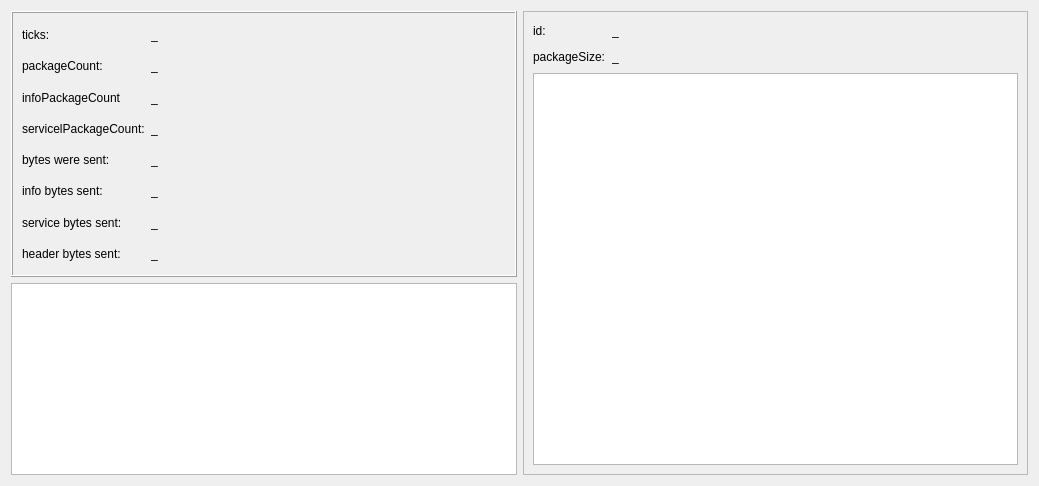
Old version of the form simulationdatawidget.ui in the repository TheStalkerDen/network-coursework.
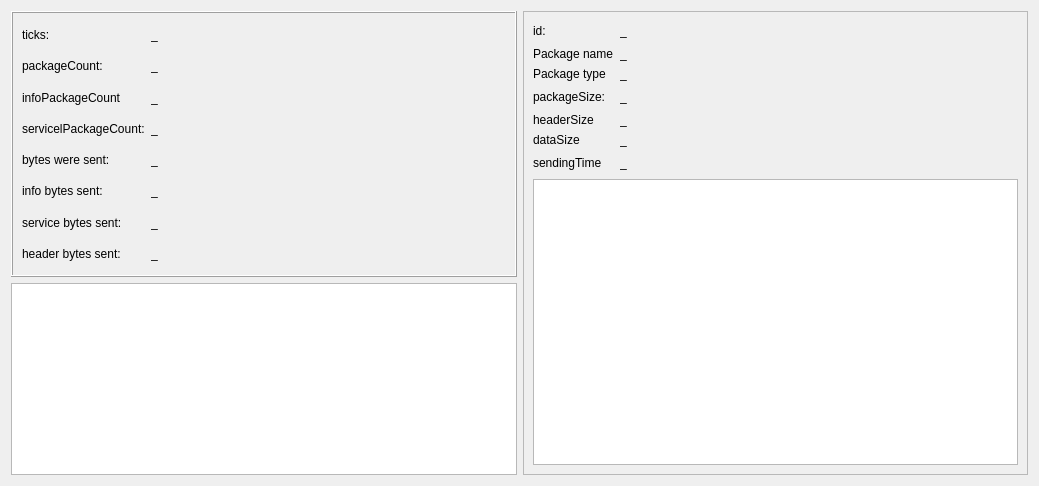
New version of the form.

Patch:
```diff
--- a/simulationdatawidget.ui
+++ b/simulationdatawidget.ui
@@ -45,6 +45,54 @@
        </rect>
       </property>
       <layout class="QGridLayout" name="gridLayout_2">
+       <item row="3" column="1">
+        <widget class="QLabel" name="packageSizeLabel">
+         <property name="text">
+          <string>_</string>
+         </property>
+        </widget>
+       </item>
+       <item row="6" column="1">
+        <widget class="QLabel" name="sendingTimeLabel">
+         <property name="text">
+          <string>_</string>
+         </property>
+        </widget>
+       </item>
+       <item row="6" column="2">
+        <spacer name="horizontalSpacer_4">
+         <property name="orientation">
+          <enum>Qt::Horizontal</enum>
+         </property>
+         <property name="sizeHint" stdset="0">
+          <size>
+           <width>40</width>
+           <height>20</height>
+          </size>
+         </property>
+        </spacer>
+       </item>
+       <item row="6" column="0">
+        <widget class="QLabel" name="label_3">
+         <property name="text">
+          <string>sendingTime</string>
+         </property>
+        </widget>
+       </item>
+       <item row="5" column="0">
+        <widget class="QLabel" name="label_6">
+         <property name="text">
+          <string>dataSize</string>
+         </property>
+        </widget>
+       </item>
+       <item row="5" column="1">
+        <widget class="QLabel" name="dataSizeLabel">
+         <property name="text">
+          <string>_</string>
+         </property>
+        </widget>
+       </item>
        <item row="0" column="0">
         <widget class="QLabel" name="packagIdLabel">
          <property name="text">
@@ -52,22 +100,45 @@
          </property>
         </widget>
        </item>
-       <item row="0" column="1">
-        <widget class="QLabel" name="packageId">
+       <item row="7" column="0" colspan="3">
+        <widget class="QTextEdit" name="packageLog"/>
+       </item>
+       <item row="3" column="2">
+        <spacer name="horizontalSpacer_">
+         <property name="orientation">
+          <enum>Qt::Horizontal</enum>
+         </property>
+         <property name="sizeHint" stdset="0">
+          <size>
+           <width>40</width>
+           <height>20</height>
+          </size>
+         </property>
+        </spacer>
+       </item>
+       <item row="4" column="0">
+        <widget class="QLabel" name="label_4">
          <property name="text">
-          <string>_</string>
+          <string>headerSize</string>
          </property>
         </widget>
        </item>
-       <item row="1" column="0">
-        <widget class="QLabel" name="packageSizeLabel">
+       <item row="3" column="0">
+        <widget class="QLabel" name="size_label">
          <property name="text">
           <string>packageSize:</string>
          </property>
         </widget>
        </item>
-       <item row="1" column="1">
-        <widget class="QLabel" name="packageSize">
+       <item row="1" column="0">
+        <widget class="QLabel" name="label_8">
+         <property name="text">
+          <string>Package name</string>
+         </property>
+        </widget>
+       </item>
+       <item row="4" column="1">
+        <widget class="QLabel" name="headerSizeLabel">
          <property name="text">
           <string>_</string>
          </property>
@@ -86,21 +157,33 @@
          </property>
         </spacer>
        </item>
-       <item row="1" column="2">
-        <spacer name="horizontalSpacer_4">
-         <property name="orientation">
-          <enum>Qt::Horizontal</enum>
+       <item row="1" column="1">
+        <widget class="QLabel" name="packageNameLabel">
+         <property name="text">
+          <string>_</string>
          </property>
-         <property name="sizeHint" stdset="0">
-          <size>
-           <width>40</width>
-           <height>20</height>
-          </size>
+        </widget>
+       </item>
+       <item row="0" column="1">
+        <widget class="QLabel" name="packageIdLabel">
+         <property name="text">
+          <string>_</string>
          </property>
-        </spacer>
+        </widget>
        </item>
-       <item row="2" column="0" colspan="3">
-        <widget class="QTextEdit" name="packageLog"/>
+       <item row="2" column="0">
+        <widget class="QLabel" name="label_10">
+         <property name="text">
+          <string>Package type</string>
+         </property>
+        </widget>
+       </item>
+       <item row="2" column="1">
+        <widget class="QLabel" name="packageTypeLabel">
+         <property name="text">
+          <string>_</string>
+         </property>
+        </widget>
        </item>
       </layout>
      </widget>
```
